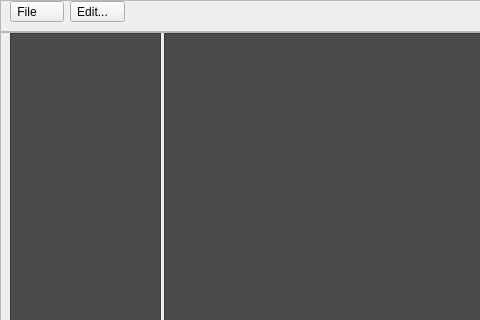
gdevic/Z80Explorer, file src/DockWaveform.ui: the form before one commit; both pictures show x 0 to 480 and y 0 to 320 of the 780 by 540 pixel window.
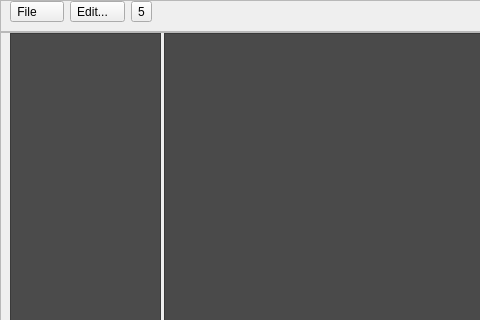
The form after the commit. Custom widgets are drawn as their Qt base class.

Commit message: Implementing cursor linking in waveform view

The edit to the form file:
```diff
--- a/src/DockWaveform.ui
+++ b/src/DockWaveform.ui
@@ -71,6 +71,22 @@
          </property>
         </widget>
        </item>
+       <item>
+        <widget class="QToolButton" name="btLink">
+         <property name="sizePolicy">
+          <sizepolicy hsizetype="Minimum" vsizetype="Fixed">
+           <horstretch>0</horstretch>
+           <verstretch>0</verstretch>
+          </sizepolicy>
+         </property>
+         <property name="text">
+          <string>5</string>
+         </property>
+         <property name="checkable">
+          <bool>true</bool>
+         </property>
+        </widget>
+       </item>
        <item>
         <spacer name="horizontalSpacer">
          <property name="orientation">
```
The commit also changes 3 other files.
